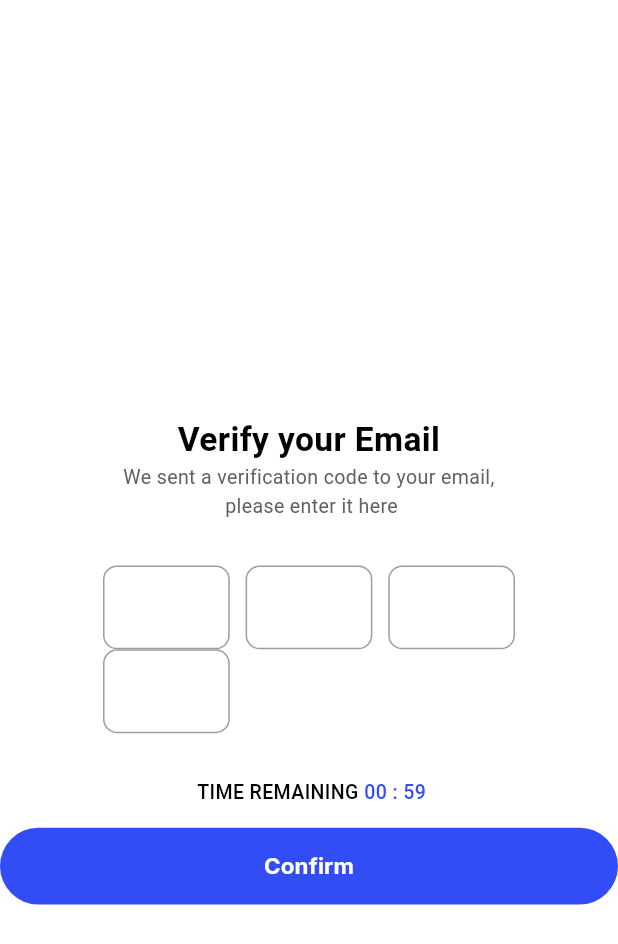
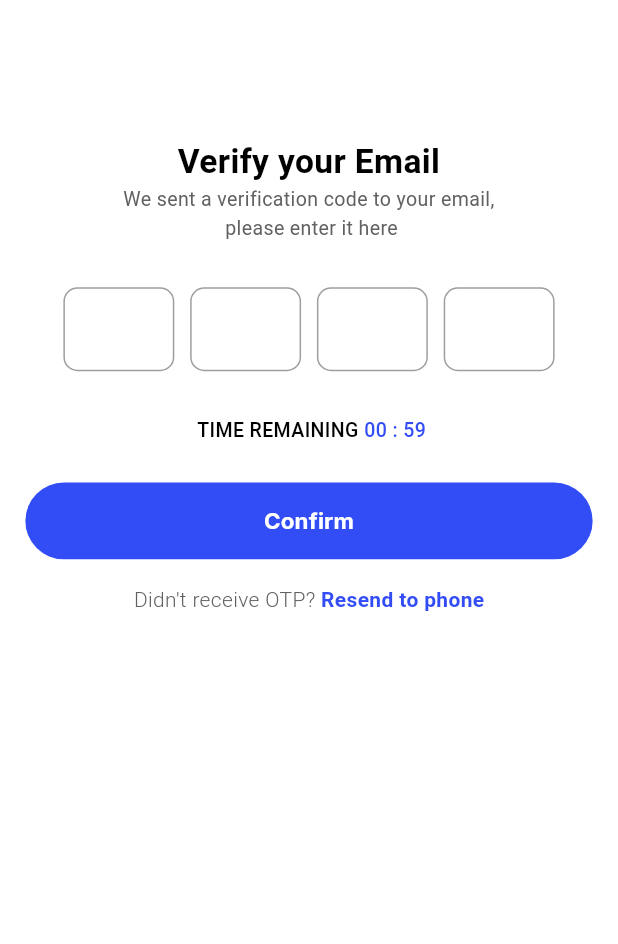
Before and after one commit to Dejito/NaijaMedAssistant, a Flutter app: the VerifyEmail screen opened by its route, on a phone screen of 412 x 824 dp. Shown: the top 944 px of the screen. Run offline on Flutter 3.47's test engine with Material 3 defaults, Android fonts, the phone set to English and light mode, and no system bars; drawn by our look-alikes of pin_code_text_field; our stand-ins replace flutter_screenutil, fluttertoast, go_router, google_fonts; Roboto replaces fonts that are missing (Alegreya).

Commit message:
verify email ui implemeted

```diff
--- a/lib/presentation/views/auth/auth_widgets.dart
+++ b/lib/presentation/views/auth/auth_widgets.dart
@@ -102,7 +102,6 @@ Widget alreadyHaveAnAccountButton(Function() onClickedSignup) {
   );
 }
 
-
 Widget logoImage() {
   return Align(
     alignment: Alignment.center,
@@ -112,7 +111,6 @@ Widget logoImage() {
     ),
   );
 }
-
 
 Widget termsAndConditionsText({
   required bool value,
@@ -171,3 +169,32 @@ Widget otpResendTime(String timerText) {
     ],
   );
 }
+
+Widget didNotReceiveOTP(Function() onResendOTP) {
+  return Container(
+    margin: EdgeInsets.only(top: 12.h),
+    decoration: BoxDecoration(borderRadius: BorderRadius.circular(12)),
+    child: Row(
+      mainAxisAlignment: MainAxisAlignment.center,
+      crossAxisAlignment: CrossAxisAlignment.center,
+      textBaseline: TextBaseline.alphabetic,
+      children: [
+        titleText(
+            text: "Didn't receive OTP? ",
+            fontSize: 15,
+            textAlign: TextAlign.start,
+            fontWeight: FontWeight.w300,
+            color: Colors.grey.shade700),
+        GestureDetector(
+          onTap: onResendOTP,
+          child: titleText(
+              text: "Resend to phone",
+              fontSize: 15,
+              textAlign: TextAlign.start,
+              fontWeight: FontWeight.bold,
+              color: AppColors.primaryColor),
+        ),
+      ],
+    ),
+  );
+}
--- a/lib/presentation/views/auth/sign_up/verify_email.dart
+++ b/lib/presentation/views/auth/sign_up/verify_email.dart
@@ -1,6 +1,7 @@
 import 'dart:async';
 
 import 'package:flutter/material.dart';
+import 'package:flutter_screenutil/flutter_screenutil.dart';
 import 'package:naija_med_assistant/core/constant/app_colors.dart';
 import 'package:naija_med_assistant/presentation/views/widgets/elevated_bottom_button.dart';
 import 'package:naija_med_assistant/presentation/views/widgets/titleText.dart';
@@ -71,10 +72,13 @@ class _VerifyEmailState extends State<VerifyEmail> {
         backgroundColor: Colors.white,
         // title: titleText(text: ""),
       ),
-      body: Column(
-        mainAxisAlignment: MainAxisAlignment.center,
+      body: Padding(
+        padding: EdgeInsets.all(16.w),
+        child: Column(
+          // mainAxisAlignment: MainAxisAlignment.center,
           crossAxisAlignment: CrossAxisAlignment.stretch,
           children: [
+            SizedBox(height: 20.h,),
             titleText(
               text: "Verify your Email",
               fontSize: 24,
@@ -109,8 +113,14 @@ class _VerifyEmailState extends State<VerifyEmail> {
             MedBottomButton(
               text: "Confirm",
               onPressed: () {},
-          )
+              topMargin: 12,
+              bottomMargin: 6,
+            ),
+            didNotReceiveOTP((){
+              _startTimer();
+            })
           ],
+        ),
       ),
     );
   }
--- a/lib/presentation/views/widgets/pin_text_field.dart
+++ b/lib/presentation/views/widgets/pin_text_field.dart
@@ -25,7 +25,7 @@ class PinTextField extends StatelessWidget {
   Widget build(BuildContext context) {
     return Container(
       padding: const EdgeInsets.symmetric(
-        horizontal: 16,
+        // horizontal: 16,
         vertical: 30,
       ),
       child: Column(
@@ -48,7 +48,7 @@ class PinTextField extends StatelessWidget {
             // maskCharacter: "",
             onTextChanged: onTextChanged,
             onDone: onDone,
-            pinBoxWidth: 80.w,
+            pinBoxWidth: 70.w,
             pinBoxHeight: 60.h,
             hasUnderline: false,
             wrapAlignment: WrapAlignment.spaceBetween,
```
Lines whose indentation alone changed are shown as unchanged.
